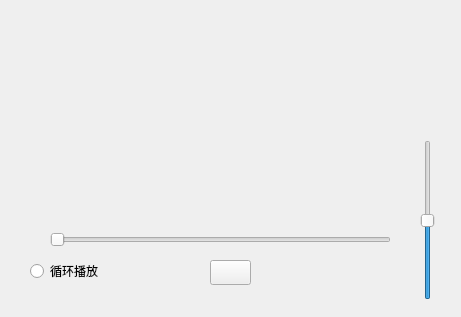
First picture: the form in widget_audioplayer.ui, repository Ruby-Dream/studysoftware, before the edit.
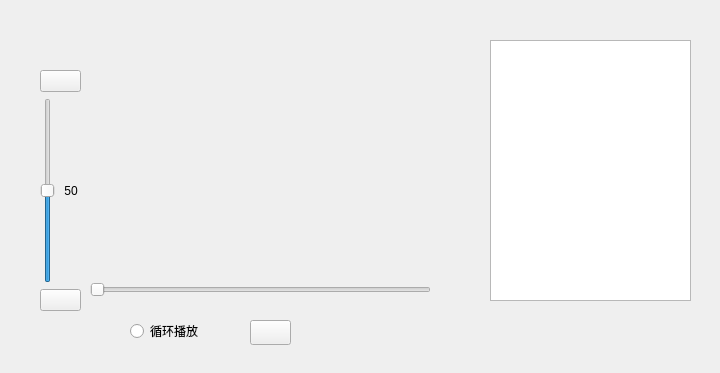
Second picture: the form after the edit. Icons and pictures are not drawn.

Commit message: 添加音量加减按钮功能

The edit to the form file:
```diff
--- a/widget_audioplayer.ui
+++ b/widget_audioplayer.ui
@@ -6,8 +6,8 @@
    <rect>
     <x>0</x>
     <y>0</y>
-    <width>461</width>
-    <height>317</height>
+    <width>720</width>
+    <height>373</height>
    </rect>
   </property>
   <property name="windowTitle">
@@ -16,8 +16,8 @@
   <widget class="QSlider" name="playerslider">
    <property name="geometry">
     <rect>
-     <x>50</x>
-     <y>230</y>
+     <x>90</x>
+     <y>280</y>
      <width>341</width>
      <height>20</height>
     </rect>
@@ -35,8 +35,8 @@
    </property>
    <property name="geometry">
     <rect>
-     <x>210</x>
-     <y>260</y>
+     <x>250</x>
+     <y>320</y>
      <width>41</width>
      <height>25</height>
     </rect>
@@ -51,8 +51,8 @@
   <widget class="QRadioButton" name="bt_isloop">
    <property name="geometry">
     <rect>
-     <x>30</x>
-     <y>260</y>
+     <x>130</x>
+     <y>320</y>
      <width>102</width>
      <height>22</height>
     </rect>
@@ -61,27 +61,83 @@
     <string>循环播放</string>
    </property>
   </widget>
-  <widget class="QSlider" name="volumeslider">
+  <widget class="QListView" name="listView">
    <property name="geometry">
     <rect>
-     <x>420</x>
-     <y>140</y>
-     <width>16</width>
-     <height>160</height>
+     <x>490</x>
+     <y>40</y>
+     <width>201</width>
+     <height>261</height>
     </rect>
    </property>
-   <property name="maximum">
-    <number>100</number>
+  </widget>
+  <widget class="QWidget" name="">
+   <property name="geometry">
+    <rect>
+     <x>40</x>
+     <y>70</y>
+     <width>41</width>
+     <height>241</height>
+    </rect>
    </property>
-   <property name="pageStep">
-    <number>100</number>
-   </property>
-   <property name="value">
-    <number>50</number>
-   </property>
-   <property name="orientation">
-    <enum>Qt::Orientation::Vertical</enum>
-   </property>
+   <layout class="QVBoxLayout" name="verticalLayout">
+    <item>
+     <widget class="QPushButton" name="bt_volume_up">
+      <property name="enabled">
+       <bool>true</bool>
+      </property>
+      <property name="text">
+       <string/>
+      </property>
+      <property name="icon">
+       <iconset theme="QIcon::ThemeIcon::AudioVolumeHigh"/>
+      </property>
+     </widget>
+    </item>
+    <item>
+     <layout class="QHBoxLayout" name="horizontalLayout">
+      <item>
+       <widget class="QSlider" name="volumeslider">
+        <property name="maximum">
+         <number>100</number>
+        </property>
+        <property name="pageStep">
+         <number>100</number>
+        </property>
+        <property name="value">
+         <number>50</number>
+        </property>
+        <property name="orientation">
+         <enum>Qt::Orientation::Vertical</enum>
+        </property>
+       </widget>
+      </item>
+      <item>
+       <widget class="QLabel" name="label_volume">
+        <property name="text">
+         <string>50</string>
+        </property>
+        <property name="alignment">
+         <set>Qt::AlignmentFlag::AlignCenter</set>
+        </property>
+       </widget>
+      </item>
+     </layout>
+    </item>
+    <item>
+     <widget class="QPushButton" name="bt_volume_down">
+      <property name="enabled">
+       <bool>true</bool>
+      </property>
+      <property name="text">
+       <string/>
+      </property>
+      <property name="icon">
+       <iconset theme="QIcon::ThemeIcon::AudioVolumeLow"/>
+      </property>
+     </widget>
+    </item>
+   </layout>
   </widget>
  </widget>
  <resources/>
```
The commit also changes 2 other files.
